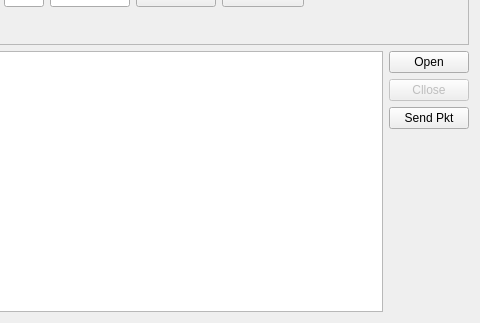
Before: the Qt Designer form dialog.ui in fdarling/Test-Colorlight-Ethernet, drawn with Qt 5; both pictures show x 751 to 1231 and y 112 to 435 of the 1231 by 435 pixel window.
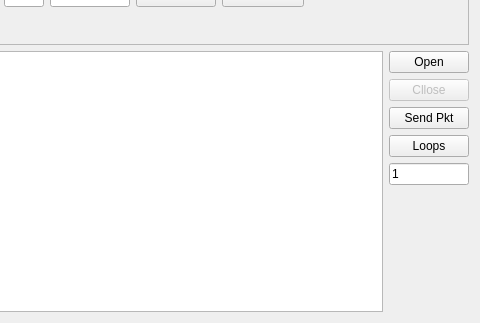
After: the same form once the commit is applied. Icons and pictures are not drawn.

Commit message: LOOP Test functionality is added

The edit to the form file:
```diff
--- a/dialog.ui
+++ b/dialog.ui
@@ -437,6 +437,32 @@
          </property>
         </widget>
        </item>
+       <item>
+        <widget class="QPushButton" name="pushButton">
+         <property name="text">
+          <string>Loops</string>
+         </property>
+        </widget>
+       </item>
+       <item>
+        <widget class="QLineEdit" name="m_loopsCnt">
+         <property name="sizePolicy">
+          <sizepolicy hsizetype="Fixed" vsizetype="Fixed">
+           <horstretch>0</horstretch>
+           <verstretch>0</verstretch>
+          </sizepolicy>
+         </property>
+         <property name="maximumSize">
+          <size>
+           <width>80</width>
+           <height>16777215</height>
+          </size>
+         </property>
+         <property name="text">
+          <string>1</string>
+         </property>
+        </widget>
+       </item>
        <item>
         <spacer name="verticalSpacer">
          <property name="orientation">
```
The commit also changes 5 other files.
